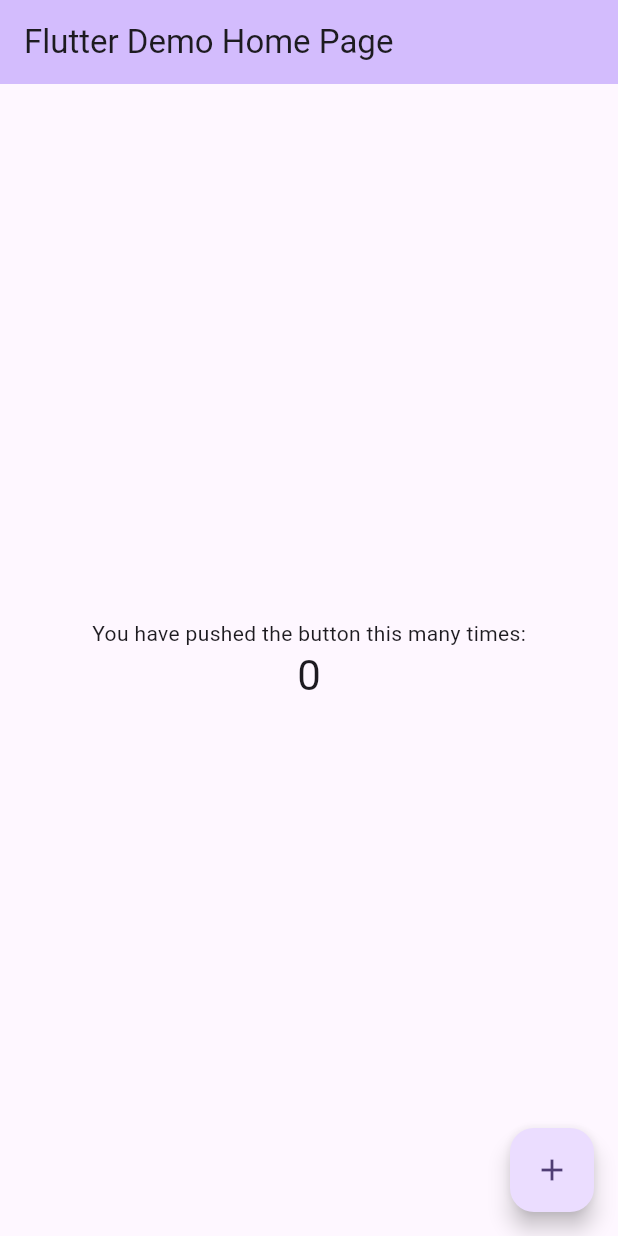
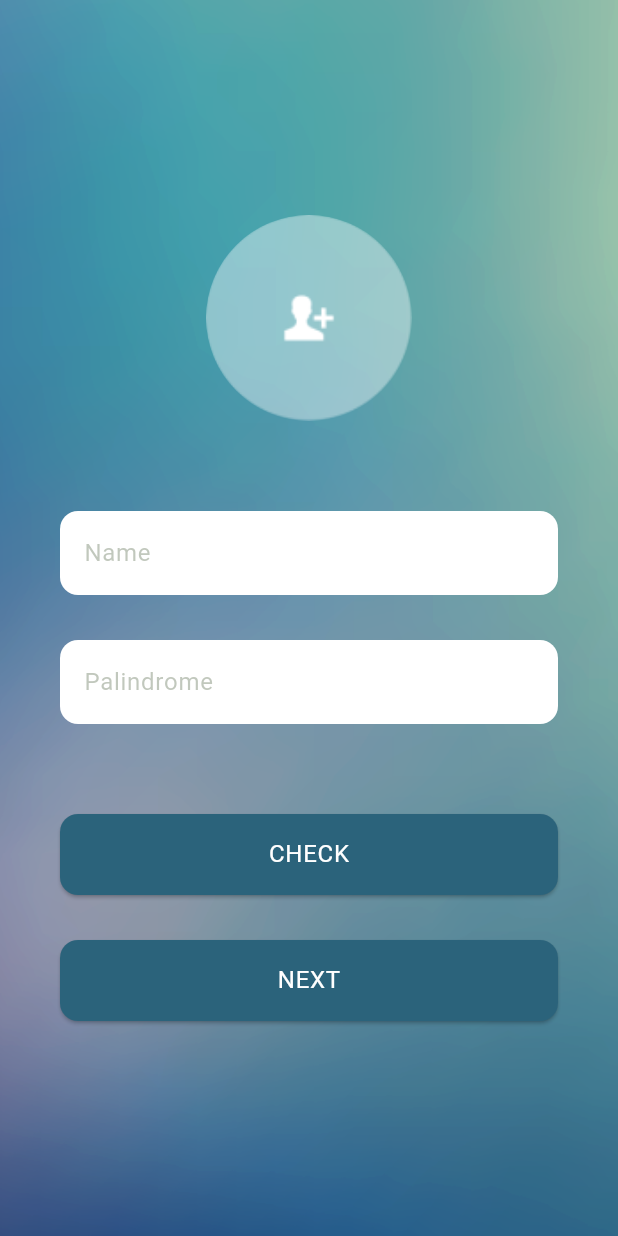
Before and after one commit to baxelnut/question_1, a Flutter app: the screen it shows after launch, on a phone screen of 412 x 824 dp. Run offline on Flutter 3.47's test engine with Material 3 defaults, Android fonts, the phone set to English and light mode, and no system bars; our stand-ins replace google_fonts.

Commit message:
first screen done

```diff
--- a/lib/main.dart
+++ b/lib/main.dart
@@ -1,4 +1,6 @@
 import 'package:flutter/material.dart';
+
+import 'screens/first_screen.dart';
 
 void main() {
   runApp(const MyApp());
@@ -7,119 +9,15 @@ void main() {
 class MyApp extends StatelessWidget {
   const MyApp({super.key});
 
-  // This widget is the root of your application.
   @override
   Widget build(BuildContext context) {
     return MaterialApp(
-      title: 'Flutter Demo',
+      debugShowCheckedModeBanner: false,
       theme: ThemeData(
-        // This is the theme of your application.
-        //
-        // TRY THIS: Try running your application with "flutter run". You'll see
-        // the application has a purple toolbar. Then, without quitting the app,
-        // try changing the seedColor in the colorScheme below to Colors.green
-        // and then invoke "hot reload" (save your changes or press the "hot
-        // reload" button in a Flutter-supported IDE, or press "r" if you used
-        // the command line to start the app).
-        //
-        // Notice that the counter didn't reset back to zero; the application
-        // state is not lost during the reload. To reset the state, use hot
-        // restart instead.
-        //
-        // This works for code too, not just values: Most code changes can be
-        // tested with just a hot reload.
         colorScheme: ColorScheme.fromSeed(seedColor: Colors.deepPurple),
         useMaterial3: true,
       ),
-      home: const MyHomePage(title: 'Flutter Demo Home Page'),
+      home: const FirstScreen(),
     );
   }
 }
-
-class MyHomePage extends StatefulWidget {
-  const MyHomePage({super.key, required this.title});
-
-  // This widget is the home page of your application. It is stateful, meaning
-  // that it has a State object (defined below) that contains fields that affect
-  // how it looks.
-
-  // This class is the configuration for the state. It holds the values (in this
-  // case the title) provided by the parent (in this case the App widget) and
-  // used by the build method of the State. Fields in a Widget subclass are
-  // always marked "final".
-
-  final String title;
-
-  @override
-  State<MyHomePage> createState() => _MyHomePageState();
-}
-
-class _MyHomePageState extends State<MyHomePage> {
-  int _counter = 0;
-
-  void _incrementCounter() {
-    setState(() {
-      // This call to setState tells the Flutter framework that something has
-      // changed in this State, which causes it to rerun the build method below
-      // so that the display can reflect the updated values. If we changed
-      // _counter without calling setState(), then the build method would not be
-      // called again, and so nothing would appear to happen.
-      _counter++;
-    });
-  }
-
-  @override
-  Widget build(BuildContext context) {
-    // This method is rerun every time setState is called, for instance as done
-    // by the _incrementCounter method above.
-    //
-    // The Flutter framework has been optimized to make rerunning build methods
-    // fast, so that you can just rebuild anything that needs updating rather
-    // than having to individually change instances of widgets.
-    return Scaffold(
-      appBar: AppBar(
-        // TRY THIS: Try changing the color here to a specific color (to
-        // Colors.amber, perhaps?) and trigger a hot reload to see the AppBar
-        // change color while the other colors stay the same.
-        backgroundColor: Theme.of(context).colorScheme.inversePrimary,
-        // Here we take the value from the MyHomePage object that was created by
-        // the App.build method, and use it to set our appbar title.
-        title: Text(widget.title),
-      ),
-      body: Center(
-        // Center is a layout widget. It takes a single child and positions it
-        // in the middle of the parent.
-        child: Column(
-          // Column is also a layout widget. It takes a list of children and
-          // arranges them vertically. By default, it sizes itself to fit its
-          // children horizontally, and tries to be as tall as its parent.
-          //
-          // Column has various properties to control how it sizes itself and
-          // how it positions its children. Here we use mainAxisAlignment to
-          // center the children vertically; the main axis here is the vertical
-          // axis because Columns are vertical (the cross axis would be
-          // horizontal).
-          //
-          // TRY THIS: Invoke "debug painting" (choose the "Toggle Debug Paint"
-          // action in the IDE, or press "p" in the console), to see the
-          // wireframe for each widget.
-          mainAxisAlignment: MainAxisAlignment.center,
-          children: <Widget>[
-            const Text(
-              'You have pushed the button this many times:',
-            ),
-            Text(
-              '$_counter',
-              style: Theme.of(context).textTheme.headlineMedium,
-            ),
-          ],
-        ),
-      ),
-      floatingActionButton: FloatingActionButton(
-        onPressed: _incrementCounter,
-        tooltip: 'Increment',
-        child: const Icon(Icons.add),
-      ), // This trailing comma makes auto-formatting nicer for build methods.
-    );
-  }
-}
--- /dev/null
+++ b/lib/screens/first_screen.dart
@@ -0,0 +1,185 @@
+import 'package:flutter/material.dart';
+import 'second_screen.dart';
+
+class FirstScreen extends StatefulWidget {
+  const FirstScreen({super.key});
+
+  @override
+  State<FirstScreen> createState() => _FirstScreenState();
+}
+
+class _FirstScreenState extends State<FirstScreen> {
+  final TextEditingController _nameController = TextEditingController();
+  final TextEditingController _palindromeController = TextEditingController();
+  String _palindromeHint = 'Palindrome';
+
+  @override
+  void dispose() {
+    _nameController.dispose();
+    _palindromeController.dispose();
+    super.dispose();
+  }
+
+  bool isPalindrome(String text) {
+    String cleanedText =
+        text.replaceAll(RegExp(r'[^a-zA-Z0-9]'), '').toLowerCase();
+    String reversedText = cleanedText.split('').reversed.join('');
+
+    return cleanedText == reversedText;
+  }
+
+  void _checkPalindrome() {
+    String text = _nameController.text.trim();
+
+    if (text.isEmpty) {
+      setState(() {
+        _palindromeHint = 'Please enter text';
+      });
+      return;
+    }
+
+    bool palindrome = isPalindrome(text);
+
+    setState(() {
+      _palindromeHint = palindrome ? 'TRUE' : 'FALSE';
+    });
+
+    showDialog(
+      context: context,
+      builder: (context) => AlertDialog(
+        title: const Text('Result'),
+        content: Text(
+          palindrome ? 'isPalindrome' : 'not palindrome',
+        ),
+        actions: [
+          TextButton(
+            onPressed: () {
+              _palindromeController.clear();
+              Navigator.pop(context);
+            },
+            child: const Text('OK'),
+          ),
+        ],
+      ),
+    );
+  }
+
+  void _navigateToNextScreen() {
+    Navigator.push(
+      context,
+      MaterialPageRoute(
+        builder: (context) => const SecondScreen(),
+      ),
+    );
+  }
+
+  @override
+  Widget build(BuildContext context) {
+    final ThemeData theme = Theme.of(context);
+    final Size screenSize = MediaQuery.of(context).size;
+
+    return Scaffold(
+      body: Stack(
+        children: [
+          Image.asset(
+            'assets/background.png',
+            height: screenSize.height,
+            width: screenSize.width,
+            fit: BoxFit.cover,
+          ),
+          Padding(
+            padding: const EdgeInsets.symmetric(horizontal: 40),
+            child: Column(
+              mainAxisAlignment: MainAxisAlignment.center,
+              children: [
+                CircleAvatar(
+                  radius: screenSize.width / 6,
+                  backgroundColor: Colors.transparent,
+                  backgroundImage: const AssetImage('assets/ic_photo.png'),
+                ),
+                const SizedBox(height: 60),
+                _textFieldWidget(
+                  hintText: 'Name',
+                  controller: _nameController,
+                  enabled: true,
+                  theme: theme,
+                ),
+                const SizedBox(height: 30),
+                _textFieldWidget(
+                  hintText: _palindromeHint,
+                  controller: _palindromeController,
+                  enabled: false,
+                  theme: theme,
+                ),
+                const SizedBox(height: 60),
+                _buttonWidget(
+                  title: 'CHECK',
+                  onPressed: _checkPalindrome,
+                  screenSize: screenSize,
+                  theme: theme,
+                ),
+                const SizedBox(height: 30),
+                _buttonWidget(
+                  title: 'NEXT',
+                  onPressed: _navigateToNextScreen,
+                  screenSize: screenSize,
+                  theme: theme,
+                ),
+              ],
+            ),
+          ),
+        ],
+      ),
+    );
+  }
+
+  Widget _textFieldWidget({
+    required String hintText,
+    required TextEditingController controller,
+    required bool enabled,
+    required ThemeData theme,
+  }) {
+    return TextField(
+      controller: controller,
+      enabled: enabled,
+      decoration: InputDecoration(
+        filled: true,
+        fillColor: Colors.white,
+        hintText: hintText,
+        hintStyle: theme.textTheme.bodyLarge?.copyWith(
+          color: const Color(0x6867775C),
+        ),
+        border: OutlineInputBorder(
+          borderRadius: BorderRadius.circular(12),
+          borderSide: BorderSide.none,
+        ),
+      ),
+    );
+  }
+
+  Widget _buttonWidget({
+    required String title,
+    required VoidCallback onPressed,
+    required Size screenSize,
+    required ThemeData theme,
+  }) {
+    return SizedBox(
+      width: screenSize.width,
+      child: ElevatedButton(
+        onPressed: onPressed,
+        style: ElevatedButton.styleFrom(
+          backgroundColor: const Color(0xff2B637B),
+          padding: const EdgeInsets.symmetric(vertical: 15),
+          shape: RoundedRectangleBorder(
+            borderRadius: BorderRadius.circular(12),
+          ),
+        ),
+        child: Text(
+          title,
+          style: theme.textTheme.bodyLarge
+              ?.copyWith(color: theme.colorScheme.onPrimary),
+        ),
+      ),
+    );
+  }
+}
```
Also changed, not shown: lib/screens/second_screen.dart (added, +19 -0 lines), lib/services/theme.dart (added, +126 -0 lines), lib/services/theme_provider.dart (added, +44 -0 lines), pubspec.yaml (+7 -68 lines), assets/background.png (added), assets/ic_photo.png (added), lib/screens/third_screen.dart (added), pubspec.lock, 1 other file.
